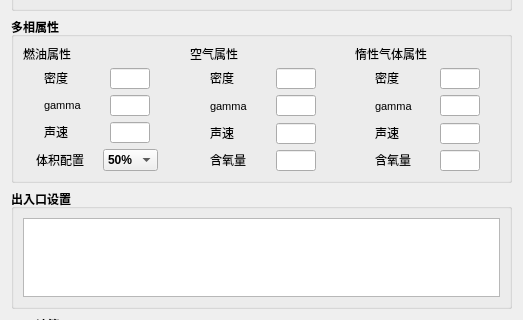
Before: the Qt Designer form SphDockWidget.ui in 519984307/InertSimu, drawn with Qt 5; both pictures show x 0 to 523 and y 197 to 517 of the 523 by 987 pixel window.
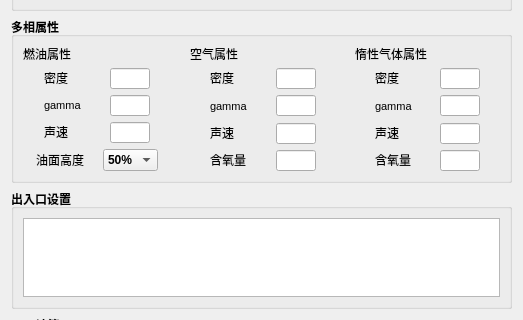
After: the same form once the commit is applied.

```diff
--- a/SphDockWidget.ui
+++ b/SphDockWidget.ui
@@ -1649,7 +1649,7 @@
                  </font>
                 </property>
                 <property name="text">
-                 <string>体积配置</string>
+                 <string>油面高度</string>
                 </property>
                </widget>
               </item>
```
Left out of the diff: 14 changed lines with no effect on the pictures.
